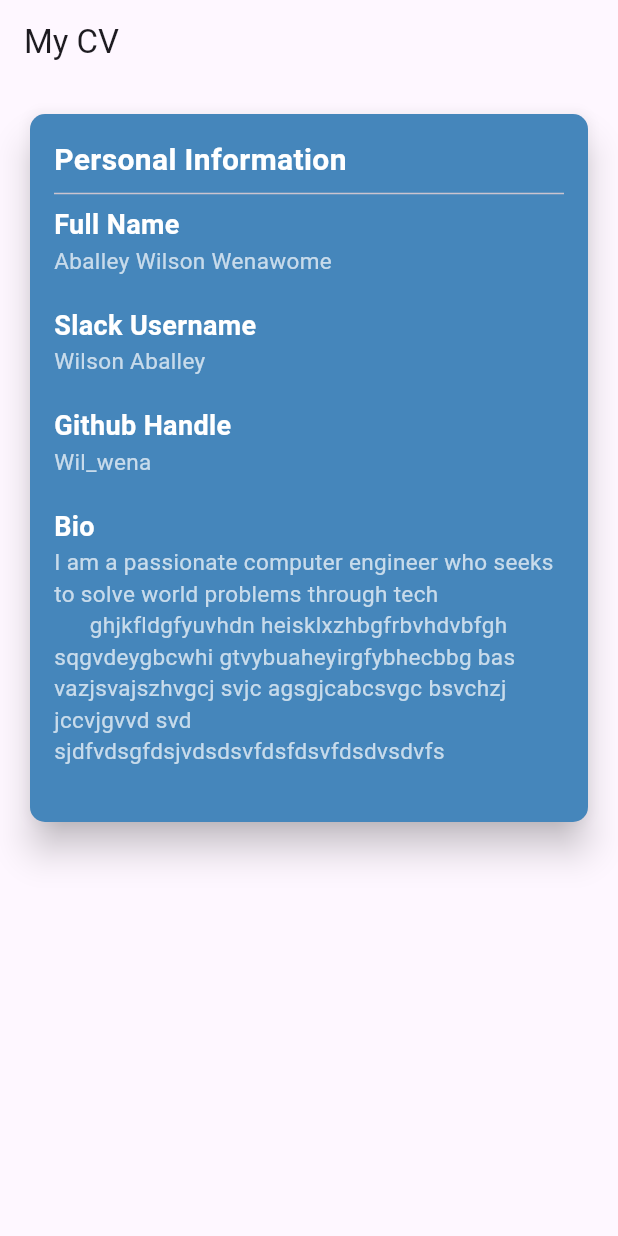
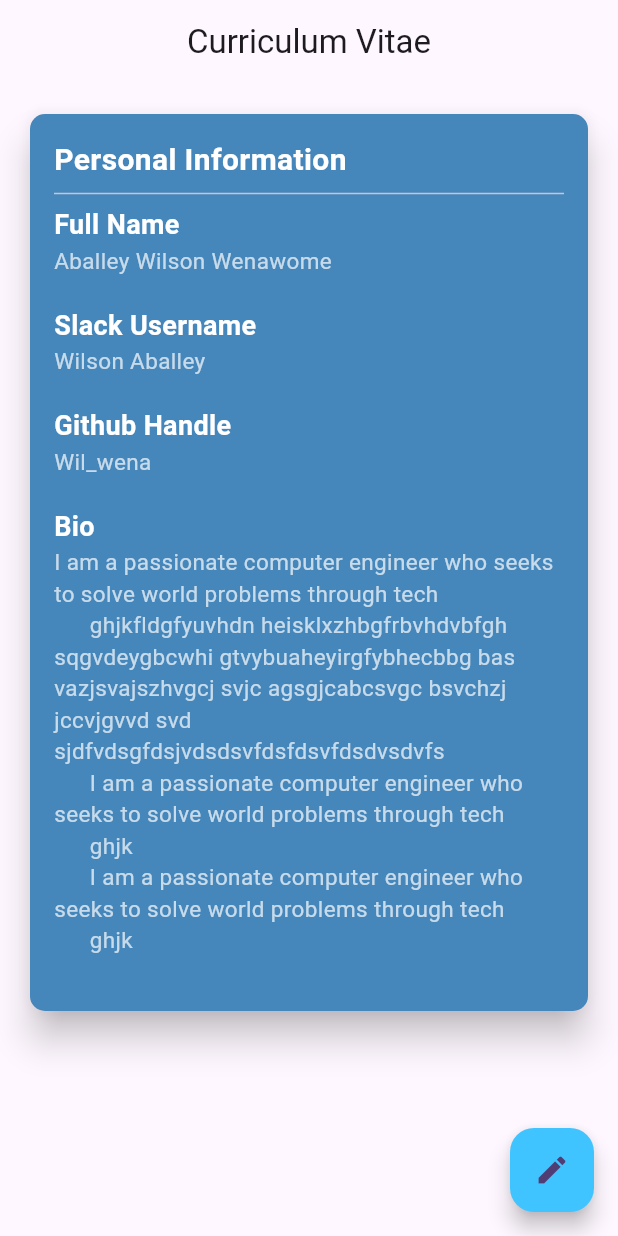
Before and after one commit to Wil-Wena/mobile_cv_application, a Flutter app: the screen it shows after launch, on a phone screen of 412 x 824 dp. Run offline on Flutter 3.47's test engine with Material 2 defaults, Android fonts, the phone set to English and light mode, and no system bars.

Commit message:
Added floating button for editing

```diff
--- a/lib/cv_screen.dart
+++ b/lib/cv_screen.dart
@@ -14,13 +14,20 @@ class _CVScreenState extends State<CVScreen> {
   String bio =
       """I am a passionate computer engineer who seeks to solve world problems through tech
       ghjkfldgfyuvhdn heisklxzhbgfrbvhdvbfgh sqgvdeygbcwhi gtvybuaheyirgfybhecbbg bas  vazjsvajszhvgcj svjc agsgjcabcsvgc bsvchzj  jccvjgvvd svd sjdfvdsgfdsjvdsdsvfdsfdsvfdsdvsdvfs
+      I am a passionate computer engineer who seeks to solve world problems through tech
+      ghjk
+      I am a passionate computer engineer who seeks to solve world problems through tech
+      ghjk
       """;
 
   @override
   Widget build(BuildContext context) {
     return Scaffold(
       appBar: AppBar(
-        title: const Text('My CV'),
+        scrolledUnderElevation: 1,
+        centerTitle: true,
+        // backgroundColor: Colors.lightBlueAccent,
+        title: const Text('Curriculum Vitae'),
       ),
       body: SingleChildScrollView(
         padding: const EdgeInsets.all(16.0),
@@ -68,6 +75,18 @@ class _CVScreenState extends State<CVScreen> {
           ),
         ),
       ),
+      floatingActionButton: FloatingActionButton(
+        focusElevation: 23,
+        backgroundColor: Colors.lightBlueAccent,
+        hoverColor: Colors.white,
+        //splashColor: Colors.purple,
+        tooltip: "Tap to edit",
+        onPressed: () {},
+        child: Icon(
+          Icons.edit,
+          //semanticLabel: "Edit",
+        ),
+      ),
     );
   }
 }
```
